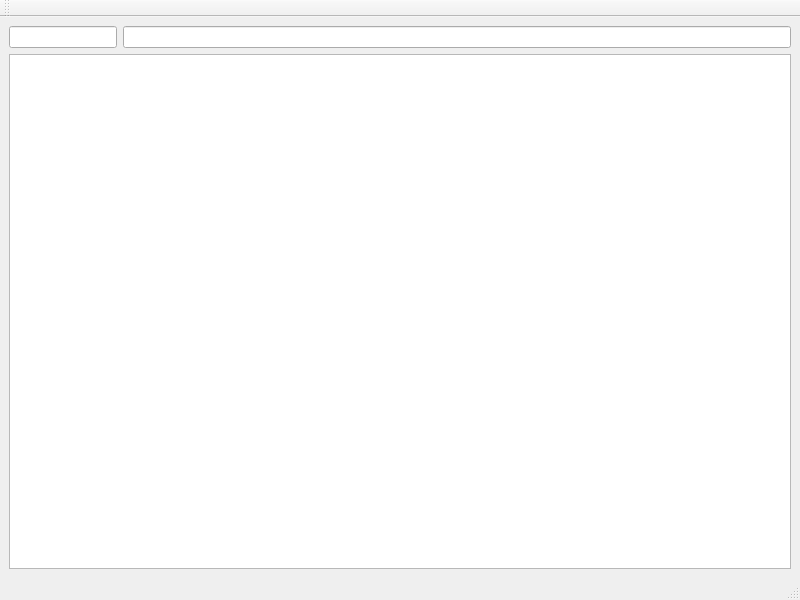
Above: mainwindow.ui from VitaliiDemediuk/MiniSpreadsheet before the change. Below: the same form after it.
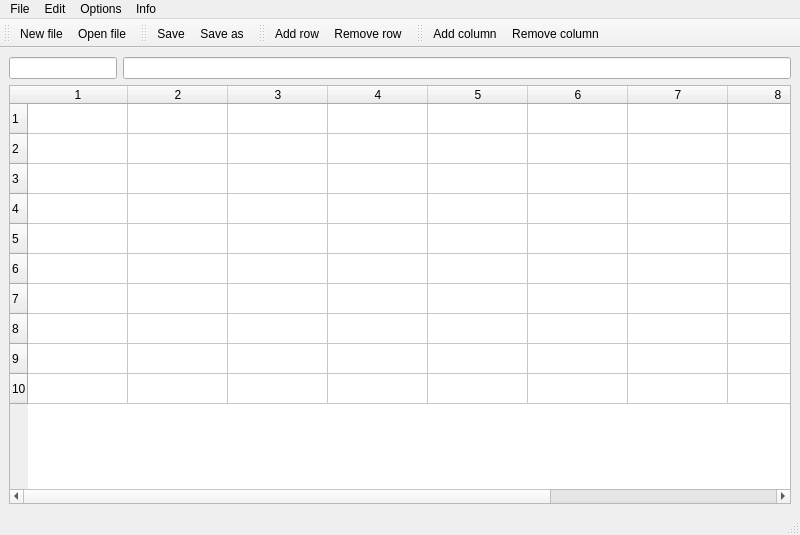
That is the form after the change. Icons and pictures are not drawn.

What changed in the file:
```diff
--- a/mainwindow.ui
+++ b/mainwindow.ui
@@ -7,7 +7,7 @@
     <x>0</x>
     <y>0</y>
     <width>800</width>
-    <height>600</height>
+    <height>535</height>
    </rect>
   </property>
   <property name="windowTitle">
@@ -28,11 +28,31 @@
     <item row="1" column="0" colspan="2">
      <widget class="QTableWidget" name="tableWidget">
       <property name="rowCount">
-       <number>0</number>
+       <number>10</number>
       </property>
       <property name="columnCount">
-       <number>0</number>
+       <number>10</number>
       </property>
+      <row/>
+      <row/>
+      <row/>
+      <row/>
+      <row/>
+      <row/>
+      <row/>
+      <row/>
+      <row/>
+      <row/>
+      <column/>
+      <column/>
+      <column/>
+      <column/>
+      <column/>
+      <column/>
+      <column/>
+      <column/>
+      <column/>
+      <column/>
      </widget>
     </item>
     <item row="0" column="1">
@@ -49,6 +69,51 @@
      <height>22</height>
     </rect>
    </property>
+   <widget class="QMenu" name="menuFile">
+    <property name="title">
+     <string>File</string>
+    </property>
+    <addaction name="actionNew_file"/>
+    <addaction name="actionOpen_file"/>
+    <addaction name="separator"/>
+    <addaction name="actionSave"/>
+    <addaction name="actionSave_as"/>
+    <addaction name="separator"/>
+    <addaction name="actionExit"/>
+   </widget>
+   <widget class="QMenu" name="menuEdit">
+    <property name="title">
+     <string>Edit</string>
+    </property>
+    <addaction name="actionAdd_row"/>
+    <addaction name="actionRemove_row"/>
+    <addaction name="separator"/>
+    <addaction name="actionAdd_column"/>
+    <addaction name="actionRemove_column"/>
+   </widget>
+   <widget class="QMenu" name="menuOptions">
+    <property name="title">
+     <string>Options</string>
+    </property>
+    <widget class="QMenu" name="menuLanguage">
+     <property name="title">
+      <string>Language</string>
+     </property>
+     <addaction name="actionEnglish"/>
+     <addaction name="actionUkrainian"/>
+    </widget>
+    <addaction name="menuLanguage"/>
+   </widget>
+   <widget class="QMenu" name="menuInfo">
+    <property name="title">
+     <string>Info</string>
+    </property>
+    <addaction name="actionAbout"/>
+   </widget>
+   <addaction name="menuFile"/>
+   <addaction name="menuEdit"/>
+   <addaction name="menuOptions"/>
+   <addaction name="menuInfo"/>
   </widget>
   <widget class="QStatusBar" name="statusbar"/>
   <widget class="QToolBar" name="toolBar">
@@ -61,7 +126,156 @@
    <attribute name="toolBarBreak">
     <bool>false</bool>
    </attribute>
+   <addaction name="actionNew_file"/>
+   <addaction name="actionOpen_file"/>
   </widget>
+  <widget class="QToolBar" name="toolBarSave">
+   <property name="windowTitle">
+    <string>toolBar_2</string>
+   </property>
+   <attribute name="toolBarArea">
+    <enum>TopToolBarArea</enum>
+   </attribute>
+   <attribute name="toolBarBreak">
+    <bool>false</bool>
+   </attribute>
+   <addaction name="actionSave"/>
+   <addaction name="actionSave_as"/>
+  </widget>
+  <widget class="QToolBar" name="toolBarRow">
+   <property name="windowTitle">
+    <string>toolBar</string>
+   </property>
+   <attribute name="toolBarArea">
+    <enum>TopToolBarArea</enum>
+   </attribute>
+   <attribute name="toolBarBreak">
+    <bool>false</bool>
+   </attribute>
+   <addaction name="actionAdd_row"/>
+   <addaction name="actionRemove_row"/>
+  </widget>
+  <widget class="QToolBar" name="toolBarColumn">
+   <property name="windowTitle">
+    <string>toolBar_2</string>
+   </property>
+   <attribute name="toolBarArea">
+    <enum>TopToolBarArea</enum>
+   </attribute>
+   <attribute name="toolBarBreak">
+    <bool>false</bool>
+   </attribute>
+   <addaction name="actionAdd_column"/>
+   <addaction name="actionRemove_column"/>
+  </widget>
+  <action name="actionNew_file">
+   <property name="icon">
+    <iconset resource="images.qrc">
+     <normaloff>:/img/images/new_file.ico</normaloff>:/img/images/new_file.ico</iconset>
+   </property>
+   <property name="text">
+    <string>New file</string>
+   </property>
+  </action>
+  <action name="actionOpen_file">
+   <property name="icon">
+    <iconset resource="images.qrc">
+     <normaloff>:/img/images/open_file.ico</normaloff>:/img/images/open_file.ico</iconset>
+   </property>
+   <property name="text">
+    <string>Open file</string>
+   </property>
+  </action>
+  <action name="actionSave">
+   <property name="icon">
+    <iconset resource="images.qrc">
+     <normaloff>:/img/images/save.ico</normaloff>:/img/images/save.ico</iconset>
+   </property>
+   <property name="text">
+    <string>Save</string>
+   </property>
+  </action>
+  <action name="actionSave_as">
+   <property name="icon">
+    <iconset resource="images.qrc">
+     <normaloff>:/img/images/save_as.ico</normaloff>:/img/images/save_as.ico</iconset>
+   </property>
+   <property name="text">
+    <string>Save as...</string>
+   </property>
+  </action>
+  <action name="actionEnglish">
+   <property name="icon">
+    <iconset resource="images.qrc">
+     <normaloff>:/img/images/united_kingdom_flag.ico</normaloff>:/img/images/united_kingdom_flag.ico</iconset>
+   </property>
+   <property name="text">
+    <string>English</string>
+   </property>
+  </action>
+  <action name="actionUkrainian">
+   <property name="icon">
+    <iconset resource="images.qrc">
+     <normaloff>:/img/images/ukraine_flag.ico</normaloff>:/img/images/ukraine_flag.ico</iconset>
+   </property>
+   <property name="text">
+    <string>Ukrainian</string>
+   </property>
+  </action>
+  <action name="actionExit">
+   <property name="icon">
+    <iconset resource="images.qrc">
+     <normaloff>:/img/images/exit.ico</normaloff>:/img/images/exit.ico</iconset>
+   </property>
+   <property name="text">
+    <string>Exit</string>
+   </property>
+  </action>
+  <action name="actionAdd_row">
+   <property name="icon">
+    <iconset resource="images.qrc">
+     <normaloff>:/img/images/add_row.ico</normaloff>:/img/images/add_row.ico</iconset>
+   </property>
+   <property name="text">
+    <string>Add row</string>
+   </property>
+  </action>
+  <action name="actionRemove_row">
+   <property name="icon">
+    <iconset resource="images.qrc">
+     <normaloff>:/img/images/remove_row.ico</normaloff>:/img/images/remove_row.ico</iconset>
+   </property>
+   <property name="text">
+    <string>Remove row</string>
+   </property>
+  </action>
+  <action name="actionAdd_column">
+   <property name="icon">
+    <iconset resource="images.qrc">
+     <normaloff>:/img/images/add_column.ico</normaloff>:/img/images/add_column.ico</iconset>
+   </property>
+   <property name="text">
+    <string>Add column</string>
+   </property>
+  </action>
+  <action name="actionRemove_column">
+   <property name="icon">
+    <iconset resource="images.qrc">
+     <normaloff>:/img/images/remove_column.ico</normaloff>:/img/images/remove_column.ico</iconset>
+   </property>
+   <property name="text">
+    <string>Remove column</string>
+   </property>
+  </action>
+  <action name="actionAbout">
+   <property name="icon">
+    <iconset resource="images.qrc">
+     <normaloff>:/img/images/about.ico</normaloff>:/img/images/about.ico</iconset>
+   </property>
+   <property name="text">
+    <string>About</string>
+   </property>
+  </action>
  </widget>
  <resources/>
  <connections/>
```
Left out of the diff: 12 changed lines with no effect on the pictures.
